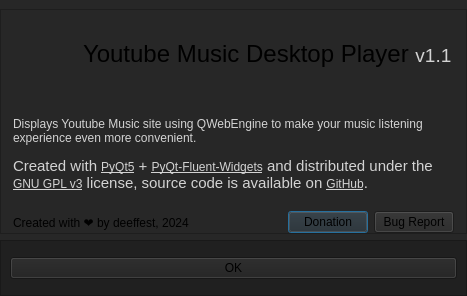
deeffest/Youtube-Music-Desktop-Player, file core/ui/about_dialog.ui: the form before one commit.
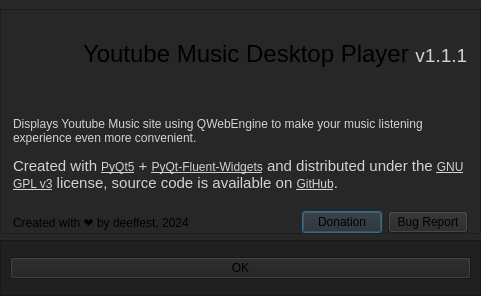
The form after the commit. Icons and pictures are not drawn. Custom widgets are drawn as their Qt base class.

The edit to the form file:
```diff
--- a/core/ui/about_dialog.ui
+++ b/core/ui/about_dialog.ui
@@ -6,7 +6,7 @@
    <rect>
     <x>0</x>
     <y>0</y>
-    <width>467</width>
+    <width>480</width>
     <height>296</height>
    </rect>
   </property>
@@ -83,7 +83,7 @@
         <item>
          <widget class="TitleLabel" name="TitleLabel">
           <property name="text">
-           <string>&lt;html&gt;&lt;head/&gt;&lt;body&gt;&lt;p&gt;&lt;span style=&quot; font-size:18pt;&quot;&gt;Youtube Music Desktop Player &lt;/span&gt;&lt;span style=&quot; font-size:14pt; color:#d3d3d3;&quot;&gt;v1.1&lt;/span&gt;&lt;/p&gt;&lt;/body&gt;&lt;/html&gt;</string>
+           <string>&lt;html&gt;&lt;head/&gt;&lt;body&gt;&lt;p&gt;&lt;span style=&quot; font-size:18pt;&quot;&gt;Youtube Music Desktop Player &lt;/span&gt;&lt;span style=&quot; font-size:14pt; color:#d3d3d3;&quot;&gt;v1.1.1&lt;/span&gt;&lt;/p&gt;&lt;/body&gt;&lt;/html&gt;</string>
           </property>
          </widget>
         </item>
```
